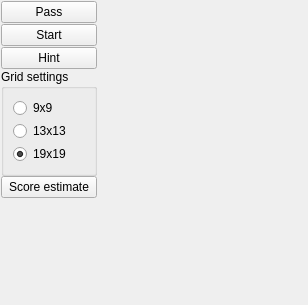
First picture: the form in qt/qtgo/qtgo/GameSettings.ui, repository alecs1/home, before the edit.
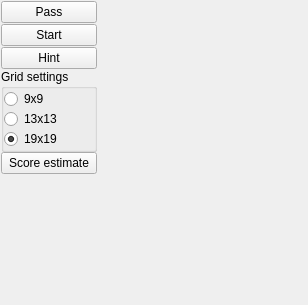
Second picture: the form after the edit.

What changed in the file:
```diff
--- a/qt/qtgo/qtgo/GameSettings.ui
+++ b/qt/qtgo/qtgo/GameSettings.ui
@@ -94,7 +94,7 @@
        </property>
        <property name="sizeHint" stdset="0">
         <size>
-         <width>40</width>
+         <width>0</width>
          <height>0</height>
         </size>
        </property>
@@ -117,7 +117,19 @@
        </property>
        <layout class="QVBoxLayout" name="verticalLayout">
         <property name="spacing">
-         <number>3</number>
+         <number>0</number>
+        </property>
+        <property name="leftMargin">
+         <number>0</number>
+        </property>
+        <property name="topMargin">
+         <number>0</number>
+        </property>
+        <property name="rightMargin">
+         <number>0</number>
+        </property>
+        <property name="bottomMargin">
+         <number>0</number>
         </property>
         <item>
          <widget class="QRadioButton" name="button9x9">
```
